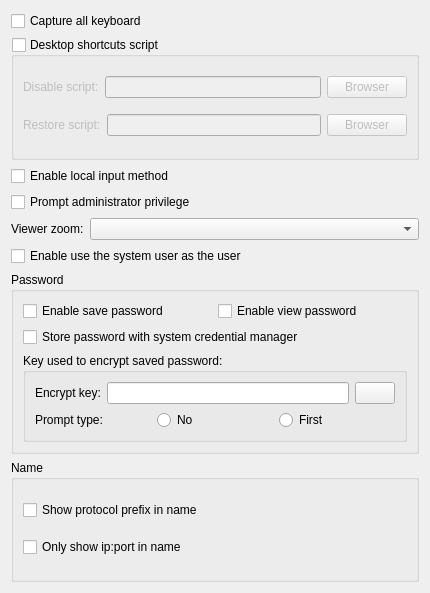
Before: the Qt Designer form Src/ParameterCompone/ParameterPluginUI.ui in KangLin/RabbitRemoteControl, drawn with Qt 5.
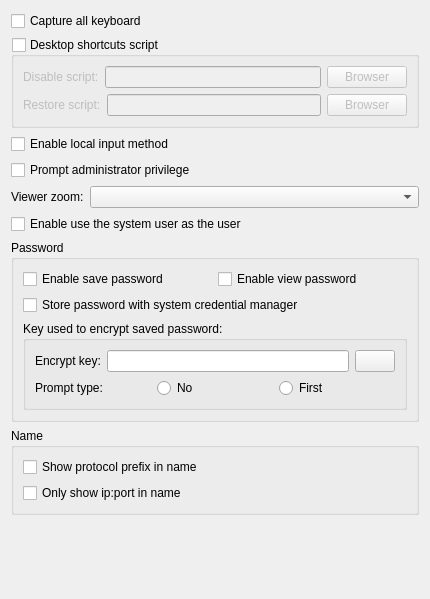
After: the same form once the commit is applied. Icons and pictures are not drawn.

The edit to the form file:
```diff
--- a/Src/ParameterCompone/ParameterPluginUI.ui
+++ b/Src/ParameterCompone/ParameterPluginUI.ui
@@ -7,7 +7,7 @@
     <x>0</x>
     <y>0</y>
     <width>430</width>
-    <height>593</height>
+    <height>599</height>
    </rect>
   </property>
   <property name="windowTitle">
@@ -16,12 +16,24 @@
   <layout class="QGridLayout" name="gridLayout">
    <item row="6" column="0">
     <widget class="QGroupBox" name="groupBox">
+     <property name="sizePolicy">
+      <sizepolicy hsizetype="Preferred" vsizetype="Minimum">
+       <horstretch>0</horstretch>
+       <verstretch>0</verstretch>
+      </sizepolicy>
+     </property>
      <property name="title">
       <string>Password</string>
      </property>
      <layout class="QGridLayout" name="gridLayout_3">
       <item row="2" column="0">
        <widget class="QGroupBox" name="gpEncryptKey">
+        <property name="sizePolicy">
+         <sizepolicy hsizetype="Preferred" vsizetype="Minimum">
+          <horstretch>0</horstretch>
+          <verstretch>0</verstretch>
+         </sizepolicy>
+        </property>
         <property name="title">
          <string>Key used to encrypt saved password:</string>
         </property>
@@ -133,6 +145,12 @@
    </item>
    <item row="8" column="0">
     <widget class="QGroupBox" name="groupBox_2">
+     <property name="sizePolicy">
+      <sizepolicy hsizetype="Preferred" vsizetype="Fixed">
+       <horstretch>0</horstretch>
+       <verstretch>0</verstretch>
+      </sizepolicy>
+     </property>
      <property name="title">
       <string>Name</string>
      </property>
@@ -266,6 +284,19 @@
      </property>
     </widget>
    </item>
+   <item row="9" column="0">
+    <spacer name="verticalSpacer">
+     <property name="orientation">
+      <enum>Qt::Orientation::Vertical</enum>
+     </property>
+     <property name="sizeHint" stdset="0">
+      <size>
+       <width>20</width>
+       <height>40</height>
+      </size>
+     </property>
+    </spacer>
+   </item>
   </layout>
  </widget>
  <tabstops>
```
Left out of the diff: 128 changed lines with no effect on the pictures.
